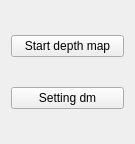
The window that pluginCalibrationAndDepth/widgetdepthmap.ui (oAlexandro/cvStereoPair) describes before a commit, drawn with Qt 5.
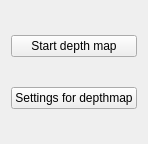
The same window after the commit.

Diff of the .ui file:
```diff
--- a/pluginCalibrationAndDepth/widgetdepthmap.ui
+++ b/pluginCalibrationAndDepth/widgetdepthmap.ui
@@ -24,7 +24,7 @@
    <item>
     <widget class="QPushButton" name="pushButton_2">
      <property name="text">
-      <string>Setting dm</string>
+      <string>Settings for depthmap</string>
      </property>
     </widget>
    </item>
```
Left out of the diff: 4 changed lines with no effect on the pictures.
